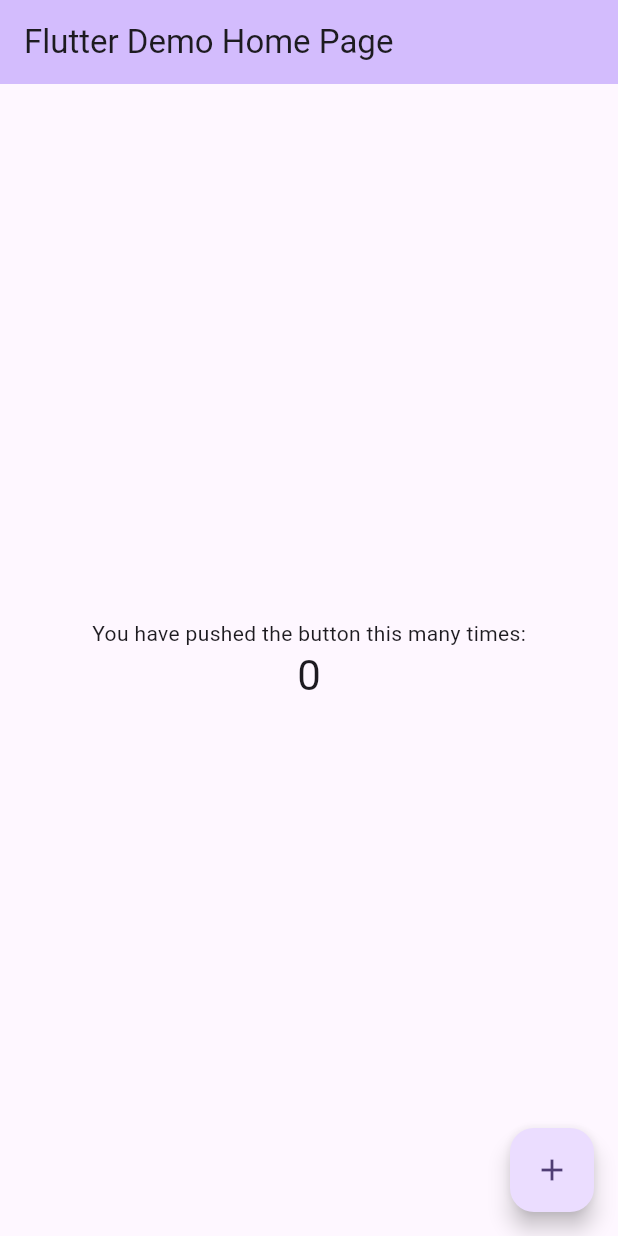
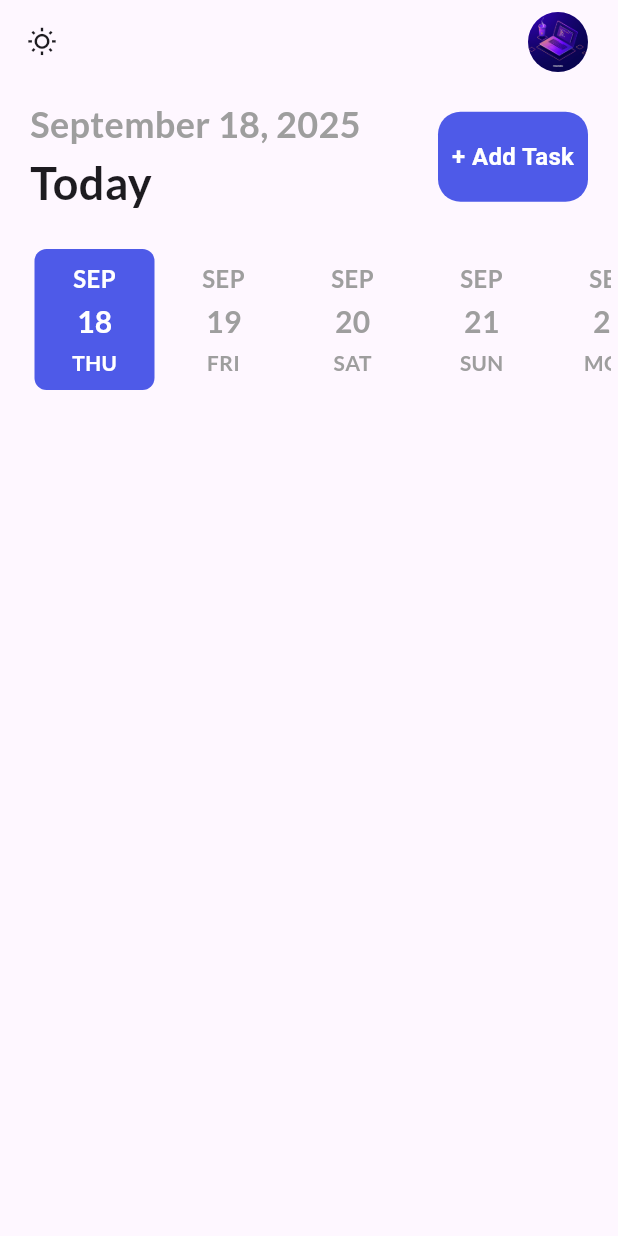
Before and after one commit to Leulseged-Mesfin/Flutter-Todo-App, a Flutter app: the screen it shows after launch, on a phone screen of 412 x 824 dp. Run offline on Flutter 3.47's test engine with Material 3 defaults, Android fonts, the phone set to English and light mode, and no system bars; drawn by our look-alikes of date_picker_timeline; our stand-ins replace get, get_storage, google_fonts.

Commit message:
Second commit that includes appbar, taskbar, datebar

```diff
--- a/lib/main.dart
+++ b/lib/main.dart
@@ -1,6 +1,13 @@
 import 'package:flutter/material.dart';
+import 'package:flutter_todo_app/services/theme_services.dart';
+import 'package:flutter_todo_app/ui/home_page.dart';
+import 'package:flutter_todo_app/ui/theme.dart';
+import 'package:get/get_navigation/src/root/get_material_app.dart';
+import 'package:get_storage/get_storage.dart';
 
-void main() {
+Future<void> main() async {
+  WidgetsFlutterBinding.ensureInitialized();
+  await GetStorage.init();
   runApp(const MyApp());
 }
 
@@ -10,113 +17,13 @@ class MyApp extends StatelessWidget {
   // This widget is the root of your application.
   @override
   Widget build(BuildContext context) {
-    return MaterialApp(
+    return GetMaterialApp(
       title: 'Flutter Demo',
-      theme: ThemeData(
-        // This is the theme of your application.
-        //
-        // TRY THIS: Try running your application with "flutter run". You'll see
-        // the application has a purple toolbar. Then, without quitting the app,
-        // try changing the seedColor in the colorScheme below to Colors.green
-        // and then invoke "hot reload" (save your changes or press the "hot
-        // reload" button in a Flutter-supported IDE, or press "r" if you used
-        // the command line to start the app).
-        //
-        // Notice that the counter didn't reset back to zero; the application
-        // state is not lost during the reload. To reset the state, use hot
-        // restart instead.
-        //
-        // This works for code too, not just values: Most code changes can be
-        // tested with just a hot reload.
-        colorScheme: ColorScheme.fromSeed(seedColor: Colors.deepPurple),
-      ),
-      home: const MyHomePage(title: 'Flutter Demo Home Page'),
+      debugShowCheckedModeBanner: false,
+      theme: Themes.light,
+      darkTheme: Themes.dark,
+      themeMode: ThemeServices().theme,
+      home: HomePage(),
     );
   }
 }
-
-class MyHomePage extends StatefulWidget {
-  const MyHomePage({super.key, required this.title});
-
-  // This widget is the home page of your application. It is stateful, meaning
-  // that it has a State object (defined below) that contains fields that affect
-  // how it looks.
-
-  // This class is the configuration for the state. It holds the values (in this
-  // case the title) provided by the parent (in this case the App widget) and
-  // used by the build method of the State. Fields in a Widget subclass are
-  // always marked "final".
-
-  final String title;
-
-  @override
-  State<MyHomePage> createState() => _MyHomePageState();
-}
-
-class _MyHomePageState extends State<MyHomePage> {
-  int _counter = 0;
-
-  void _incrementCounter() {
-    setState(() {
-      // This call to setState tells the Flutter framework that something has
-      // changed in this State, which causes it to rerun the build method below
-      // so that the display can reflect the updated values. If we changed
-      // _counter without calling setState(), then the build method would not be
-      // called again, and so nothing would appear to happen.
-      _counter++;
-    });
-  }
-
-  @override
-  Widget build(BuildContext context) {
-    // This method is rerun every time setState is called, for instance as done
-    // by the _incrementCounter method above.
-    //
-    // The Flutter framework has been optimized to make rerunning build methods
-    // fast, so that you can just rebuild anything that needs updating rather
-    // than having to individually change instances of widgets.
-    return Scaffold(
-      appBar: AppBar(
-        // TRY THIS: Try changing the color here to a specific color (to
-        // Colors.amber, perhaps?) and trigger a hot reload to see the AppBar
-        // change color while the other colors stay the same.
-        backgroundColor: Theme.of(context).colorScheme.inversePrimary,
-        // Here we take the value from the MyHomePage object that was created by
-        // the App.build method, and use it to set our appbar title.
-        title: Text(widget.title),
-      ),
-      body: Center(
-        // Center is a layout widget. It takes a single child and positions it
-        // in the middle of the parent.
-        child: Column(
-          // Column is also a layout widget. It takes a list of children and
-          // arranges them vertically. By default, it sizes itself to fit its
-          // children horizontally, and tries to be as tall as its parent.
-          //
-          // Column has various properties to control how it sizes itself and
-          // how it positions its children. Here we use mainAxisAlignment to
-          // center the children vertically; the main axis here is the vertical
-          // axis because Columns are vertical (the cross axis would be
-          // horizontal).
-          //
-          // TRY THIS: Invoke "debug painting" (choose the "Toggle Debug Paint"
-          // action in the IDE, or press "p" in the console), to see the
-          // wireframe for each widget.
-          mainAxisAlignment: MainAxisAlignment.center,
-          children: <Widget>[
-            const Text('You have pushed the button this many times:'),
-            Text(
-              '$_counter',
-              style: Theme.of(context).textTheme.headlineMedium,
-            ),
-          ],
-        ),
-      ),
-      floatingActionButton: FloatingActionButton(
-        onPressed: _incrementCounter,
-        tooltip: 'Increment',
-        child: const Icon(Icons.add),
-      ), // This trailing comma makes auto-formatting nicer for build methods.
-    );
-  }
-}
--- /dev/null
+++ b/lib/services/theme_services.dart
@@ -0,0 +1,18 @@
+import 'package:flutter/material.dart';
+import 'package:get/get.dart';
+import 'package:get_storage/get_storage.dart';
+
+class ThemeServices {
+  final _box = GetStorage();
+  final _key = "isDarkMode";
+
+  _saveThemeToBox(bool isDarkMode) => _box.write(_key, isDarkMode);
+
+  bool _loadThemeFromBox() => _box.read(_key) ?? false;
+  ThemeMode get theme => _loadThemeFromBox() ? ThemeMode.dark : ThemeMode.light;
+
+  void switchTheme() {
+    Get.changeThemeMode(_loadThemeFromBox() ? ThemeMode.light : ThemeMode.dark);
+    _saveThemeToBox(!_loadThemeFromBox());
+  }
+}
--- /dev/null
+++ b/lib/ui/home_page.dart
@@ -0,0 +1,113 @@
+import 'package:date_picker_timeline/date_picker_timeline.dart';
+import 'package:flutter/material.dart';
+import 'package:flutter_todo_app/services/theme_services.dart';
+import 'package:flutter_todo_app/ui/add_task_bar.dart';
+import 'package:flutter_todo_app/ui/theme.dart';
+import 'package:flutter_todo_app/ui/widgets/button.dart';
+import 'package:get/get.dart';
+import 'package:google_fonts/google_fonts.dart';
+import 'package:intl/intl.dart';
+
+class HomePage extends StatefulWidget {
+  const HomePage({super.key});
+
+  @override
+  State<HomePage> createState() => _HomePageState();
+}
+
+class _HomePageState extends State<HomePage> {
+  DateTime _selectedDate = DateTime.now();
+  @override
+  Widget build(BuildContext context) {
+    return Scaffold(
+      appBar: _appBar(),
+      body: Column(
+        // crossAxisAlignment: CrossAxisAlignment.start,
+        children: [_addTaskBar(), _addDateBar(), const SizedBox(height: 25)],
+      ),
+    );
+  }
+
+  _addDateBar() {
+    return Container(
+      margin: EdgeInsets.only(top: 20, left: 20, right: 5),
+      child: DatePicker(
+        DateTime.now(),
+        height: 100,
+        width: 80,
+        initialSelectedDate: DateTime.now(),
+        selectionColor: primaryClr,
+        selectedTextColor: Colors.white,
+        dateTextStyle: GoogleFonts.lato(
+          textStyle: TextStyle(
+            fontSize: 20,
+            fontWeight: FontWeight.w600,
+            color: Colors.grey,
+          ),
+        ),
+        dayTextStyle: GoogleFonts.lato(
+          textStyle: TextStyle(
+            fontSize: 14,
+            fontWeight: FontWeight.w600,
+            color: Colors.grey,
+          ),
+        ),
+        monthTextStyle: GoogleFonts.lato(
+          textStyle: TextStyle(
+            fontSize: 16,
+            fontWeight: FontWeight.w600,
+            color: Colors.grey,
+          ),
+        ),
+        onDateChange: (date) {
+          _selectedDate = date;
+        },
+      ),
+    );
+  }
+
+  _addTaskBar() {
+    return Container(
+      margin: EdgeInsets.only(left: 20, right: 20, top: 10),
+      child: Row(
+        mainAxisAlignment: MainAxisAlignment.spaceBetween,
+        children: [
+          Column(
+            crossAxisAlignment: CrossAxisAlignment.start,
+            children: [
+              Text(
+                DateFormat.yMMMMd().format(DateTime.now()),
+                style: subHeadingStyle,
+              ),
+              Text("Today", style: headingStyle),
+            ],
+          ),
+
+          MyButton(label: "+ Add Task", onTap: () => Get.to(() => AddTaskPage())),
+        ],
+      ),
+    );
+  }
+
+  _appBar() {
+    return AppBar(
+      leading: GestureDetector(
+        onTap: () {
+          ThemeServices().switchTheme();
+          setState(() {});
+        },
+        child: Icon(
+          Get.isDarkMode ? Icons.nightlight_round : Icons.wb_sunny_outlined,
+          size: 20,
+          // color: Get.isDarkMode ? Colors.black : Colors.white,
+        ),
+      ),
+      actions: [
+        Container(
+          margin: EdgeInsets.only(right: 20),
+          child: CircleAvatar(backgroundImage: AssetImage("images/Logo.jpg")),
+        ),
+      ],
+    );
+  }
+}
--- /dev/null
+++ b/lib/ui/theme.dart
@@ -0,0 +1,47 @@
+import 'package:flutter/material.dart';
+import 'package:get/get.dart';
+import 'package:get/instance_manager.dart';
+import 'package:google_fonts/google_fonts.dart';
+
+const Color bluishClr = Color(0xFF4e5ae8);
+const Color yellowClr = Color(0xFFFFB746);
+const Color pinkClr = Color(0xFFff4667);
+const Color white = Colors.white;
+const Color primaryClr = bluishClr;
+const Color darkGreyClr = Color(0xFF121212);
+const Color darkHeaderClr = Color(0xFF424242);
+
+class Themes {
+  static final light = ThemeData(
+    primaryColor: primaryClr,
+    brightness: Brightness.light,
+  );
+  static final dark = ThemeData(
+    primaryColor: darkGreyClr,
+    brightness: Brightness.dark,
+  );
+}
+
+TextStyle get subHeadingStyle {
+  return GoogleFonts.lato(
+    fontSize: 24,
+    fontWeight: FontWeight.bold,
+    color: Get.isDarkMode ? Colors.grey[400] :Colors.grey,
+  );
+}
+TextStyle get headingStyle {
+  return GoogleFonts.lato(
+    fontSize: 30,
+    fontWeight: FontWeight.bold,
+    // color: Get.isDarkMode ? Colors.black : Colors.white,
+    // color: Colors.black
+  );
+}
+TextStyle get titleStyle {
+  return GoogleFonts.lato(
+    fontSize: 16,
+    fontWeight: FontWeight.w400,
+    // color: Get.isDarkMode ? Colors.black : Colors.white,
+    // color: Colors.black
+  );
+}
--- /dev/null
+++ b/lib/ui/widgets/button.dart
@@ -0,0 +1,33 @@
+import 'package:flutter/material.dart';
+import 'package:flutter_todo_app/ui/theme.dart';
+
+class MyButton extends StatelessWidget {
+  final String label;
+  final Function()? onTap;
+  const MyButton({super.key, required this.label, required this.onTap});
+
+  @override
+  Widget build(BuildContext context) {
+    return GestureDetector(
+      onTap: onTap,
+      child: Container(
+        height: 60,
+        width: 100,
+        decoration: BoxDecoration(
+          color: primaryClr,
+          borderRadius: BorderRadius.circular(15),
+        ),
+        child: Center(
+          child: Text(
+            label,
+            style: TextStyle(
+              color: Colors.white,
+              fontWeight: FontWeight.bold,
+              fontSize: 16,
+            ),
+          ),
+        ),
+      ),
+    );
+  }
+}
```
Also changed, not shown: lib/ui/add_task_bar.dart (added, +56 -0 lines), lib/ui/widgets/input_field.dart (added, +48 -0 lines), pubspec.yaml (+7 -3 lines), images/Logo.jpg (added), pubspec.lock.
